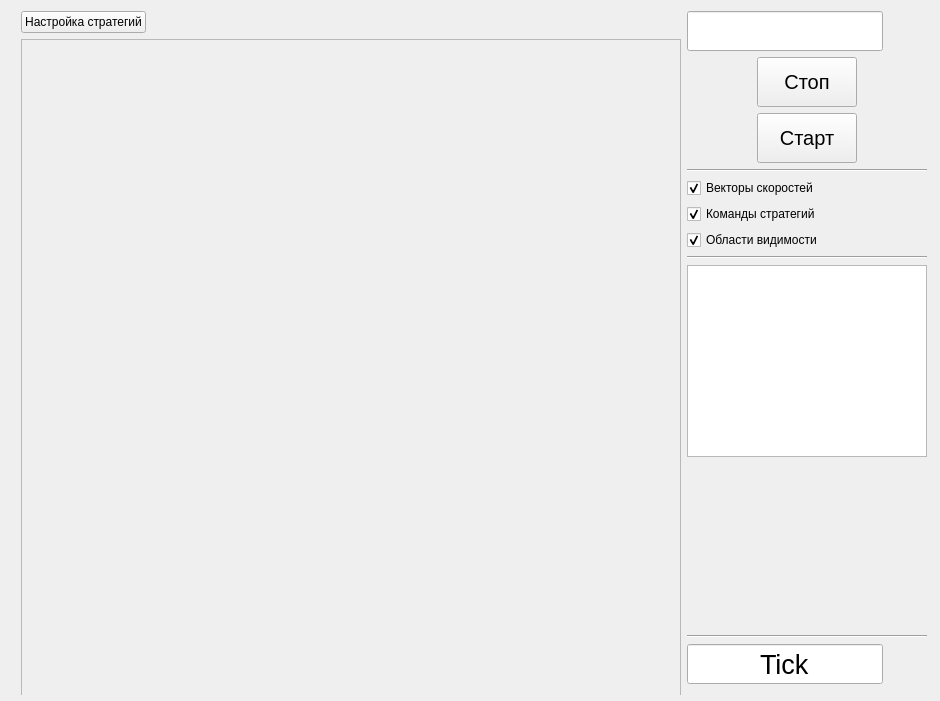
Qt form agario/local_runner/mainwindow.ui (MailRuChamps/miniaicups) before a commit.
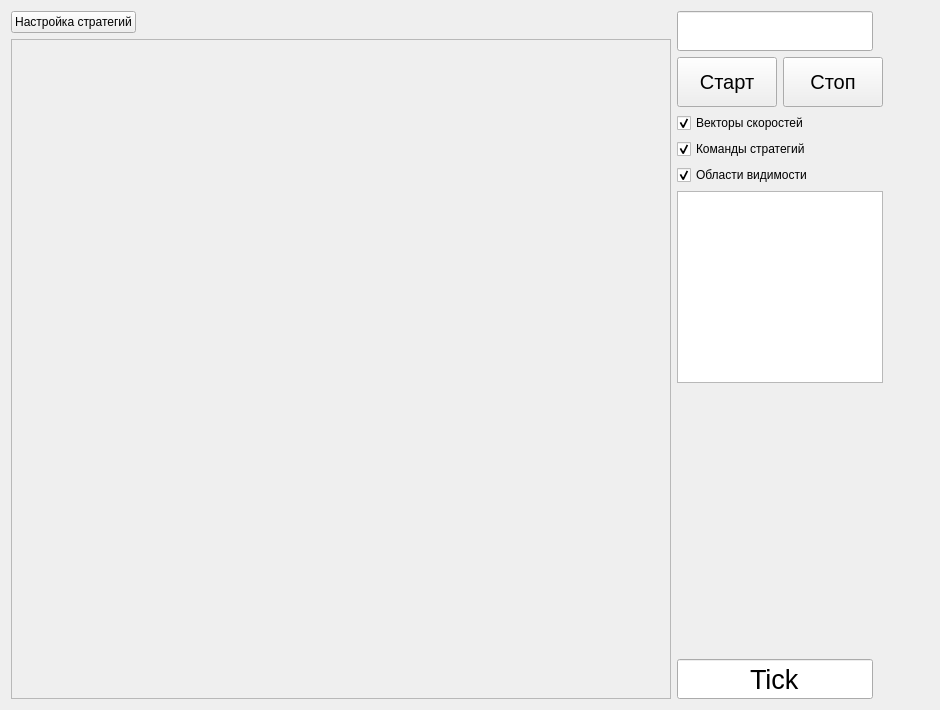
The same form after that commit.

Commit message: *** отобржение команд от Custom-бота с Debug )

```diff
--- a/agario/local_runner/mainwindow.ui
+++ b/agario/local_runner/mainwindow.ui
@@ -20,16 +20,7 @@
    <string>Eat it !!!</string>
   </property>
   <widget class="QWidget" name="centralWidget">
-   <widget class="QWidget" name="layoutWidget">
-    <property name="geometry">
-     <rect>
-      <x>10</x>
-      <y>0</y>
-      <width>928</width>
-      <height>695</height>
-     </rect>
-    </property>
-    <layout class="QGridLayout" name="gridLayout">
+   <layout class="QFormLayout" name="formLayout">
      <item row="0" column="0">
       <layout class="QVBoxLayout" name="verticalLayout_2">
        <item>
@@ -84,8 +75,8 @@
       </layout>
      </item>
      <item row="0" column="1">
-      <layout class="QVBoxLayout" name="verticalLayout">
-       <item>
+     <layout class="QGridLayout" name="gridLayout">
+      <item row="0" column="0" colspan="2">
         <widget class="QLineEdit" name="txt_seed">
          <property name="sizePolicy">
           <sizepolicy hsizetype="Fixed" vsizetype="Fixed">
@@ -118,37 +109,7 @@
          </property>
         </widget>
        </item>
-       <item>
-        <layout class="QHBoxLayout" name="horizontalLayout">
-         <item>
-          <widget class="QPushButton" name="btn_stop">
-           <property name="sizePolicy">
-            <sizepolicy hsizetype="Fixed" vsizetype="Fixed">
-             <horstretch>0</horstretch>
-             <verstretch>0</verstretch>
-            </sizepolicy>
-           </property>
-           <property name="minimumSize">
-            <size>
-             <width>100</width>
-             <height>50</height>
-            </size>
-           </property>
-           <property name="font">
-            <font>
-             <pointsize>15</pointsize>
-            </font>
-           </property>
-           <property name="text">
-            <string>Стоп</string>
-           </property>
-          </widget>
-         </item>
-        </layout>
-       </item>
-       <item>
-        <layout class="QHBoxLayout" name="horizontalLayout_2">
-         <item>
+      <item row="1" column="0">
           <widget class="QPushButton" name="btn_start">
            <property name="sizePolicy">
             <sizepolicy hsizetype="Fixed" vsizetype="Fixed">
@@ -172,16 +133,31 @@
            </property>
           </widget>
          </item>
-        </layout>
-       </item>
-       <item>
-        <widget class="Line" name="line">
-         <property name="orientation">
-          <enum>Qt::Horizontal</enum>
+      <item row="1" column="1">
+       <widget class="QPushButton" name="btn_stop">
+        <property name="sizePolicy">
+         <sizepolicy hsizetype="Fixed" vsizetype="Fixed">
+          <horstretch>0</horstretch>
+          <verstretch>0</verstretch>
+         </sizepolicy>
+        </property>
+        <property name="minimumSize">
+         <size>
+          <width>100</width>
+          <height>50</height>
+         </size>
+        </property>
+        <property name="font">
+         <font>
+          <pointsize>15</pointsize>
+         </font>
+        </property>
+        <property name="text">
+         <string>Стоп</string>
          </property>
         </widget>
        </item>
-       <item>
+      <item row="2" column="0" colspan="2">
         <widget class="QCheckBox" name="cbx_speed">
          <property name="text">
           <string>Векторы скоростей</string>
@@ -191,7 +167,7 @@
          </property>
         </widget>
        </item>
-       <item>
+      <item row="3" column="0" colspan="2">
         <widget class="QCheckBox" name="cbx_forces">
          <property name="text">
           <string>Команды стратегий</string>
@@ -201,7 +177,7 @@
          </property>
         </widget>
        </item>
-       <item>
+      <item row="4" column="0" colspan="2">
         <widget class="QCheckBox" name="cbx_fog">
          <property name="text">
           <string>Области видимости</string>
@@ -211,44 +187,10 @@
          </property>
         </widget>
        </item>
-       <item>
-        <widget class="Line" name="line_3">
-         <property name="orientation">
-          <enum>Qt::Horizontal</enum>
-         </property>
-        </widget>
-       </item>
-       <item>
+      <item row="5" column="0" colspan="2">
         <widget class="QListWidget" name="leaders"/>
        </item>
-       <item>
-        <widget class="QLabel" name="lbl_com">
-         <property name="text">
-          <string/>
-         </property>
-        </widget>
-       </item>
-       <item>
-        <spacer name="verticalSpacer">
-         <property name="orientation">
-          <enum>Qt::Vertical</enum>
-         </property>
-         <property name="sizeHint" stdset="0">
-          <size>
-           <width>20</width>
-           <height>40</height>
-          </size>
-         </property>
-        </spacer>
-       </item>
-       <item>
-        <widget class="Line" name="line_2">
-         <property name="orientation">
-          <enum>Qt::Horizontal</enum>
-         </property>
-        </widget>
-       </item>
-       <item>
+      <item row="12" column="0" colspan="2">
         <widget class="QLineEdit" name="txt_ticks">
          <property name="sizePolicy">
           <sizepolicy hsizetype="Fixed" vsizetype="Fixed">
@@ -284,10 +226,57 @@
          </property>
         </widget>
        </item>
+      <item row="10" column="0" colspan="2">
+       <widget class="QLabel" name="lbl_comEject">
+        <property name="text">
+         <string/>
+        </property>
+       </widget>
+      </item>
+      <item row="9" column="0" colspan="2">
+       <widget class="QLabel" name="lbl_comSplit">
+        <property name="text">
+         <string/>
+        </property>
+       </widget>
+      </item>
+      <item row="8" column="0" colspan="2">
+       <widget class="QLabel" name="lbl_comDebug">
+        <property name="text">
+         <string/>
+        </property>
+       </widget>
+      </item>
+      <item row="7" column="0" colspan="2">
+       <widget class="QLabel" name="lbl_comY">
+        <property name="text">
+         <string/>
+        </property>
+       </widget>
+      </item>
+      <item row="6" column="0" colspan="2">
+       <widget class="QLabel" name="lbl_comX">
+        <property name="text">
+         <string/>
+        </property>
+       </widget>
+      </item>
+      <item row="11" column="0" colspan="2">
+       <spacer name="verticalSpacer">
+        <property name="orientation">
+         <enum>Qt::Vertical</enum>
+        </property>
+        <property name="sizeHint" stdset="0">
+         <size>
+          <width>20</width>
+          <height>40</height>
+         </size>
+        </property>
+       </spacer>
+      </item>
       </layout>
      </item>
     </layout>
-   </widget>
   </widget>
  </widget>
  <layoutdefault spacing="6" margin="11"/>
```
Lines whose indentation alone changed are shown as unchanged. The commit also changes 4 other files.
